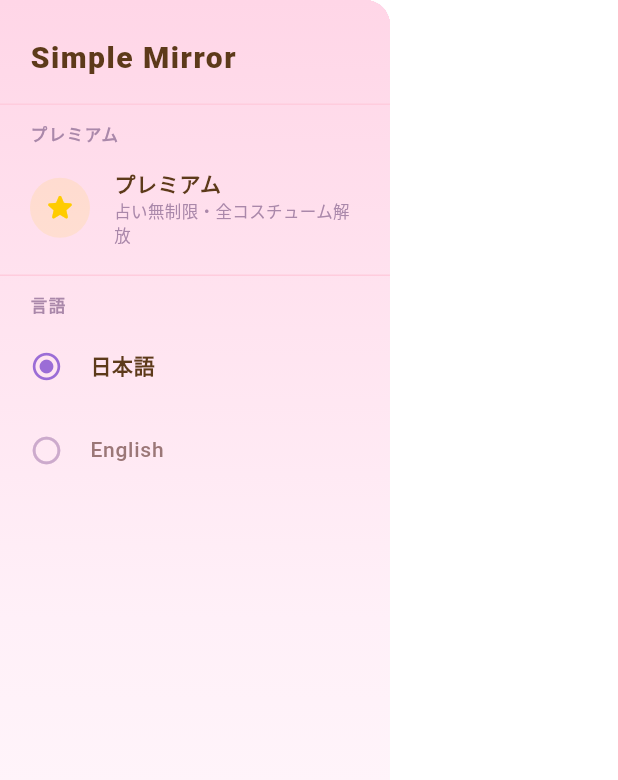
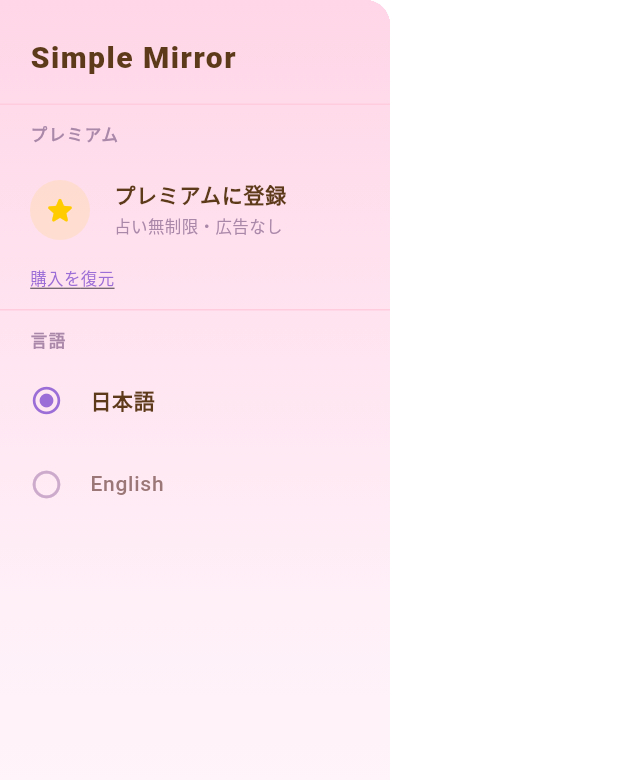
Before and after one commit to mino-works/simple-mirror, a Flutter app: the MenuDrawer widget shown alone on an empty page, opened directly, on a phone screen of 412 x 824 dp. Shown: the top 780 px of the screen. Run offline on Flutter 3.47's test engine with Material 3 defaults, Android fonts, the phone set to English and light mode, and no system bars; our stand-ins replace camera, flutter_riverpod, in_app_purchase, permission_handler, shared_preferences; accounts and stored records are empty; Roboto replaces fonts that are missing (Hiragino Sans).

Commit message:
Add IAP subscription, re-divine button, and update deployment target (v1.8.0)
- Add in_app_purchase package with StoreKit 2 support (iOS 15+)
- iap_provider: manages premium subscription state with SharedPreferences cache
- Premium users get "Divine Again" button on result screen (instant re-divine)
- Free users keep the watch-ad placeholder button
- Menu drawer wired to real purchase/restore flow with product price display
- Update iOS deployment target to 15.0
- menu_premium_desc updated to reflect actual benefit (unlimited fortunes & no ads)

Co-Authored-By: Claude Sonnet 4.6 <noreply@anthropic.com>

```diff
--- a/lib/l10n/app_localizations.dart
+++ b/lib/l10n/app_localizations.dart
@@ -40,11 +40,18 @@ class AppLocalizations {
       'costume_dress': 'ドレス',
       // Menu
       'menu_premium': 'プレミアム',
-      'menu_premium_desc': '占い無制限・全コスチューム解放',
+      'menu_premium_desc': '占い無制限・広告なし',
       'menu_premium_unavailable': '課金機能は近日公開予定です',
       'menu_language': '言語',
       'lang_ja': '日本語',
       'lang_en': 'English',
+      // IAP
+      'redivine': 'もう一度占う',
+      'premium_subscribe': 'プレミアムに登録',
+      'premium_restore': '購入を復元',
+      'premium_loading': '処理中...',
+      'premium_already': 'プレミアム会員です',
+      'premium_active_badge': 'PREMIUM',
     },
     'en': {
       'mirror': 'Mirror',
@@ -67,11 +74,18 @@ class AppLocalizations {
       'costume_carrot': 'Carrot',
       'costume_dress': 'Dress',
       'menu_premium': 'Premium',
-      'menu_premium_desc': 'Unlimited fortunes & all costumes',
+      'menu_premium_desc': 'Unlimited fortunes & no ads',
       'menu_premium_unavailable': 'Purchase feature coming soon',
       'menu_language': 'Language',
       'lang_ja': '日本語',
       'lang_en': 'English',
+      // IAP
+      'redivine': 'Divine Again',
+      'premium_subscribe': 'Subscribe to Premium',
+      'premium_restore': 'Restore Purchases',
+      'premium_loading': 'Processing...',
+      'premium_already': "You're a Premium Member",
+      'premium_active_badge': 'PREMIUM',
     },
   };
 
--- a/lib/screens/menu_drawer.dart
+++ b/lib/screens/menu_drawer.dart
@@ -2,6 +2,7 @@ import 'package:flutter/material.dart';
 import 'package:flutter_riverpod/flutter_riverpod.dart';
 import '../l10n/app_localizations.dart';
 import '../providers/locale_provider.dart';
+import '../providers/iap_provider.dart';
 
 class MenuDrawer extends ConsumerWidget {
   const MenuDrawer({super.key});
@@ -9,6 +10,7 @@ class MenuDrawer extends ConsumerWidget {
   @override
   Widget build(BuildContext context, WidgetRef ref) {
     final locale = ref.watch(localeProvider);
+    final iap = ref.watch(iapProvider);
     final l = AppLocalizations.of(context);
 
     return Drawer(
@@ -43,16 +45,47 @@ class MenuDrawer extends ConsumerWidget {
 
               // ── プレミアム ──
               _SectionHeader(title: l.get('menu_premium')),
-              _MenuItem(
-                icon: Icons.star_rounded,
-                iconColor: const Color(0xFFFFCC00),
-                title: l.get('menu_premium'),
-                subtitle: l.get('menu_premium_desc'),
-                onTap: () {
-                  Navigator.pop(context);
-                  _showComingSoon(context, l.get('menu_premium_unavailable'));
-                },
-              ),
+              if (iap.isPremium)
+                _MenuItem(
+                  icon: Icons.star_rounded,
+                  iconColor: const Color(0xFFFFCC00),
+                  title: l.get('premium_active_badge'),
+                  subtitle: l.get('premium_already'),
+                  onTap: () {},
+                )
+              else
+                _MenuItem(
+                  icon: Icons.star_rounded,
+                  iconColor: const Color(0xFFFFCC00),
+                  title: iap.isLoading ? l.get('premium_loading') : l.get('premium_subscribe'),
+                  subtitle: iap.product != null
+                      ? iap.product!.price
+                      : l.get('menu_premium_desc'),
+                  onTap: iap.isLoading
+                      ? () {}
+                      : () async {
+                          if (iap.product == null) {
+                            _showSnackbar(context, l.get('menu_premium_unavailable'));
+                            return;
+                          }
+                          await ref.read(iapProvider.notifier).purchase();
+                        },
+                ),
+              if (!iap.isPremium)
+                Padding(
+                  padding: const EdgeInsets.only(left: 20, bottom: 4),
+                  child: GestureDetector(
+                    onTap: () => ref.read(iapProvider.notifier).restore(),
+                    child: Text(
+                      l.get('premium_restore'),
+                      style: const TextStyle(
+                        fontSize: 11,
+                        color: Color(0xFF9B6DD6),
+                        decoration: TextDecoration.underline,
+                      ),
+                    ),
+                  ),
+                ),
               const SizedBox(height: 8),
               const Divider(color: Color(0xFFFFCCDD), thickness: 1, height: 1),
               const SizedBox(height: 8),
@@ -76,7 +109,7 @@ class MenuDrawer extends ConsumerWidget {
     );
   }
 
-  void _showComingSoon(BuildContext context, String message) {
+  void _showSnackbar(BuildContext context, String message) {
     ScaffoldMessenger.of(context).showSnackBar(
       SnackBar(
         content: Text(message),
--- a/pubspec.yaml
+++ b/pubspec.yaml
@@ -16,7 +16,7 @@ publish_to: "none" # Remove this line if you wish to publish to pub.dev
 # https://developer.apple.com/library/archive/documentation/General/Reference/InfoPlistKeyReference/Articles/CoreFoundationKeys.html
 # In Windows, build-name is used as the major, minor, and patch parts
 # of the product and file versions while build-number is used as the build suffix.
-version: 1.7.0+13
+version: 1.8.0+14
 
 environment:
   sdk: ^3.11.1
@@ -43,6 +43,7 @@ dependencies:
   flutter_riverpod: ^2.4.9
   intl: ^0.20.2
   permission_handler: ^11.0.0
+  in_app_purchase: ^3.2.0
 
 dev_dependencies:
   flutter_test:
```
Also changed, not shown: lib/providers/iap_provider.dart (added, +110 -0 lines), lib/screens/fortune_result_screen.dart (+40 -2 lines), pubspec.lock, 4 other files.
